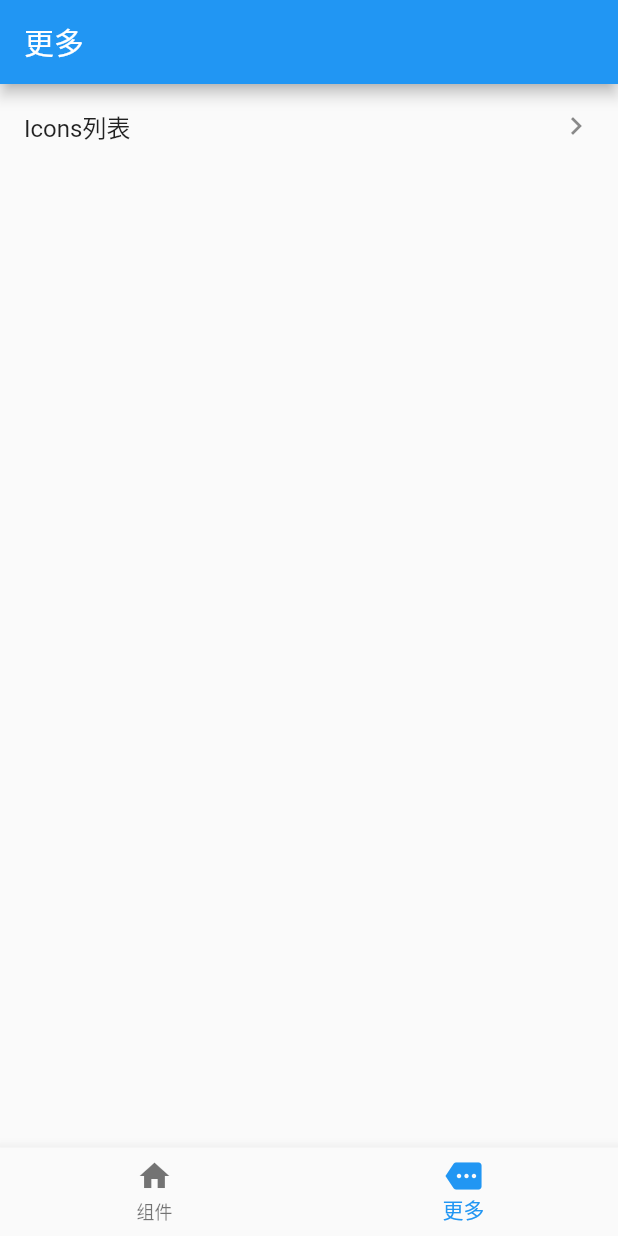
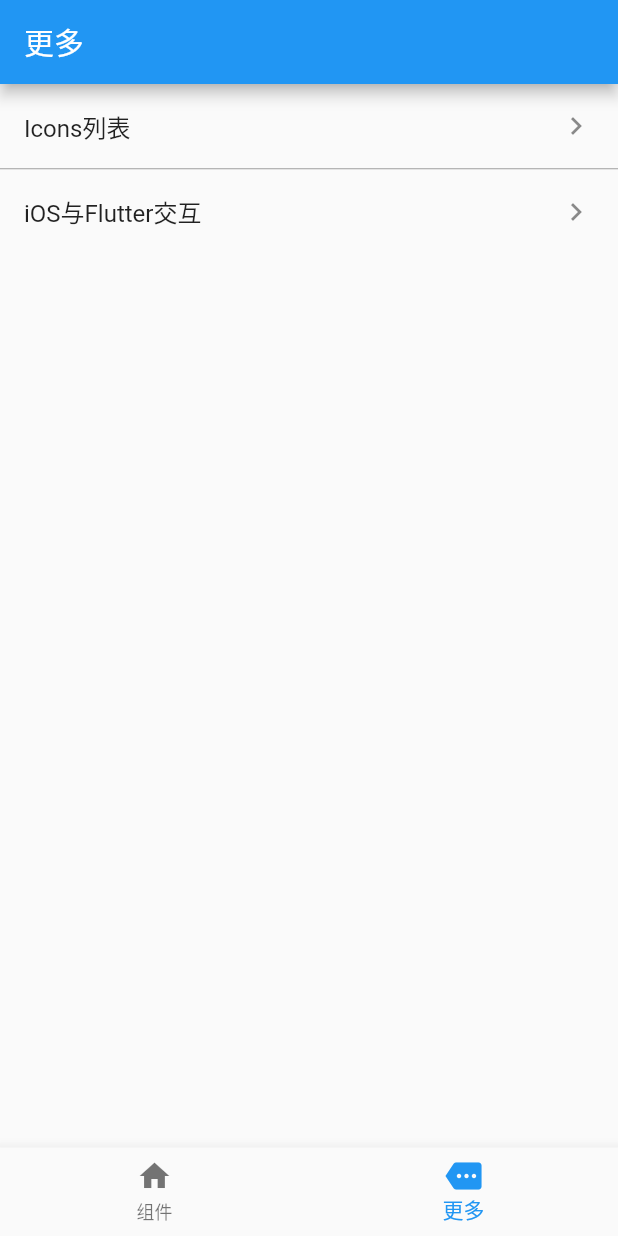
Before and after one commit to flywo/FlutterWidgetUseExample, a Flutter app: the screen it shows after launch, item 2 of the bottom bar chosen, on a phone screen of 412 x 824 dp. Run offline on Flutter 3.47's test engine with Material 2 defaults, Android fonts, the phone set to English and light mode, and no system bars; our stand-ins replace flutter_markdown, image_picker; missing offline and left inert: city_pickers, flutter_webview_plugin, loading_indicator_view, widget_with_codeview.

Commit message:
添加原生和Flutter交互方式

````diff
--- a/flutter_widget_use/lib/More/More.dart
+++ b/flutter_widget_use/lib/More/More.dart
@@ -1,6 +1,7 @@
 import 'package:flutter/cupertino.dart';
 import 'package:flutter/material.dart';
 import 'package:flutter_widget_use/More/Icons/Icons.dart';
+import 'package:flutter_widget_use/More/Native/Native.dart';
 import 'package:widget_with_codeview/widget_with_codeview.dart';
 
 class More extends StatelessWidget {
@@ -12,6 +13,22 @@ class More extends StatelessWidget {
       ),
       body: ListView.separated(
           itemBuilder: (context, index) {
+            if (index == 1) {
+              return ListTile(
+                title: Text("iOS与Flutter交互"),
+                trailing: Icon(Icons.keyboard_arrow_right),
+                onTap: () {
+                  Navigator.of(context).push(MaterialPageRoute(builder: (context) {
+                    return Scaffold(
+                      appBar: AppBar(
+                        title: Text("iOS与Flutter交互"),
+                      ),
+                      body: MyNative(),
+                    );
+                  }));
+                },
+              );
+            }
             return ListTile(
               title: Text("Icons列表"),
               trailing: Icon(Icons.keyboard_arrow_right),
@@ -26,7 +43,6 @@ class More extends StatelessWidget {
                         sourceFilePath: "lib/More/Icons/Icons.dart"
                     ),
                   );
-                  return AllIcons();
                 }));
               },
             );
@@ -37,7 +53,7 @@ class More extends StatelessWidget {
               color: Colors.grey[500],
             );
           },
-          itemCount: 1
+          itemCount: 2
       ),
     );
   }
--- /dev/null
+++ b/flutter_widget_use/lib/More/Native/Native.dart
@@ -0,0 +1,144 @@
+import 'package:flutter/cupertino.dart';
+import 'package:flutter_markdown/flutter_markdown.dart';
+
+/// @ClassName Native
+/// @Description 原生与Flutter交互的方式总结
+/// @Author YuHua
+/// @Date 2021-03-01 10:01 AM
+
+const content = """
+## **构建Flutter页面的方式：**
+### **方式一：使用FlutterEngine预加载**
+> 1.导入Flutter库
+```
+import Flutter
+```
+> 2.创建出FlutterEngine
+```
+var flutterEngine = FlutterEngine(name: "flutter")
+```
+> 3.预加载Flutter
+```
+flutterEngine.run()
+```
+- 上面这几步是可以提前做的
+> 4.创建出页面
+```
+let flutterViewController = FlutterViewController(engine: flutterEngine, nibName: nil, bundle: nil)
+```
+- 这种方式适合静态页面，不需要给该页面传值的时候使用。
+
+### **方式二：使用FlutterEngine构建页面，并且传递数据**
+> 1.导入Flutter库
+```
+import Flutter
+```
+> 2.创建出FlutterEngine
+```
+var flutterEngine = FlutterEngine(name: "flutter")
+```
+- 上面这几步是可以提前做的
+> 3.加载Flutter，其中msg就是要传递的数据
+```
+flutterEngine.run(withEntrypoint: nil, initialRoute: "msg")
+```
+> 4.创建出页面
+```
+let flutterViewController = FlutterViewController(engine: flutterEngine, nibName: nil, bundle: nil)
+```
+- 这种方式创建出的页面，跳转的时候，界面加载会有一点延迟
+
+### **方式三：直接构建页面，并且传递数据**
+> 1.导入Flutter库
+```
+import Flutter
+```
+> 2.创建出页面，msg就是要传递的数据
+```
+let flutterViewController = FlutterViewController(project: nil, initialRoute: "msg", nibName: nil, bundle: nil)
+```
+- 这种方式创建出的页面，跳转的时候，界面加载会有一点延迟
+
+- 然后直接使用present或者push出flutter页面即可。
+
+
+## **Flutter调用原生：**
+> 1.双方定义出交互通道名，如：
+```
+let native = "test/native"
+```
+> 2.原生创建出交互通道
+```
+let channel = FlutterMethodChannel(name: native, binaryMessenger: flutterViewController.binaryMessenger)
+```
+- 当然，binaryMessenger可以使用flutterEngine的binaryMessenger
+> 3.原生设置被flutter调用时的操作
+```
+channel.setMethodCallHandler { [weak self] call, result in
+            if call.method == "back" {
+                self?.navigationController?.popViewController(animated: true)
+                result("success")
+            }
+            if call.method == "get_id" {
+                result("123");
+            }
+        }
+```
+> 4.Flutter创建出调用的异步方法
+```
+Future<void> back(MethodChannel channel) async {
+      Map<String, dynamic> para = {"msg":"返回原生界面"};
+      String result = await channel.invokeMethod("back", para);
+      print("返回结果" + result);
+    }
+```
+> 5.Flutter创建出通道
+```
+const channel = MethodChannel("test/native");
+```
+> 6.Flutter调用异步方法
+```
+back(channel);
+```
+## **原生调用Flutter：**
+> 1.双方定义出交互通道名，如：
+```
+let native = "test/native"
+```
+> 2.Flutter创建出交互通道，并且设置交互操作
+```
+Future<dynamic> handler(MethodCall call) async {
+      if (call.method == "need") {
+        print(call.arguments["msg"]);
+        const channel = MethodChannel("test/native");
+        getID(channel).then((result) {
+          print(result);
+          setState(() {
+            _title = result;
+          });
+        });
+      }
+    }
+MethodChannel("test/flutter").setMethodCallHandler(handler);
+```
+> 3.原生调用
+```
+let channel = FlutterMethodChannel(name: flutter, binaryMessenger: flutterViewController.binaryMessenger)
+channel.invokeMethod("need", arguments: ["msg":"去获取id"])
+```
+
+***Flutter返回系统级别上一级，SystemNavigator.pop(animated: true);***
+
+## **如何在原生跳转Flutter的时候，界面顺滑加载，同时传递数据给Flutter？**
+> 1.首先预加载Engine
+> 2.定义出原生调Flutter的通道
+> 3.跳转Flutter页面时，通过通道将要跳转的页面信息传递给Flutter
+> 4.进行跳转操作
+""";
+
+class MyNative extends StatelessWidget {
+  @override
+  Widget build(BuildContext context) {
+    return Markdown(data: content);
+  }
+}
````
